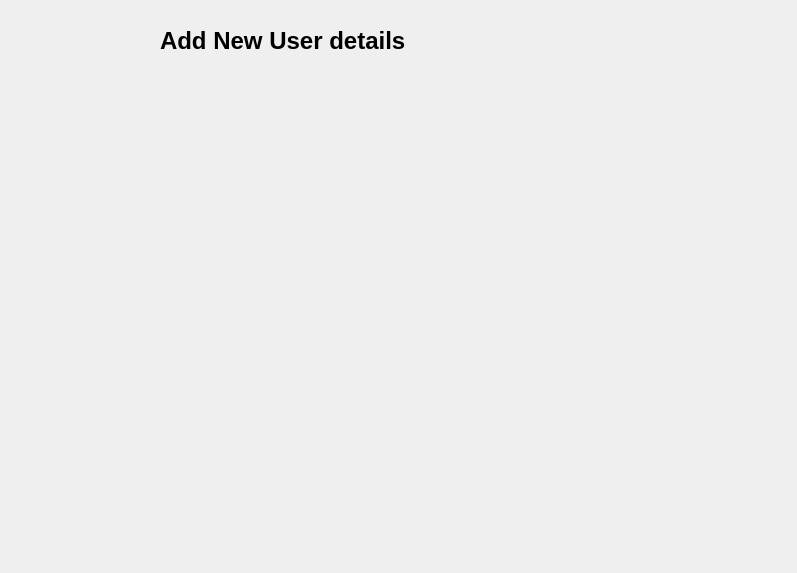
GANESHKADAM3242/Qt, file signupapp.ui: the form before one commit.
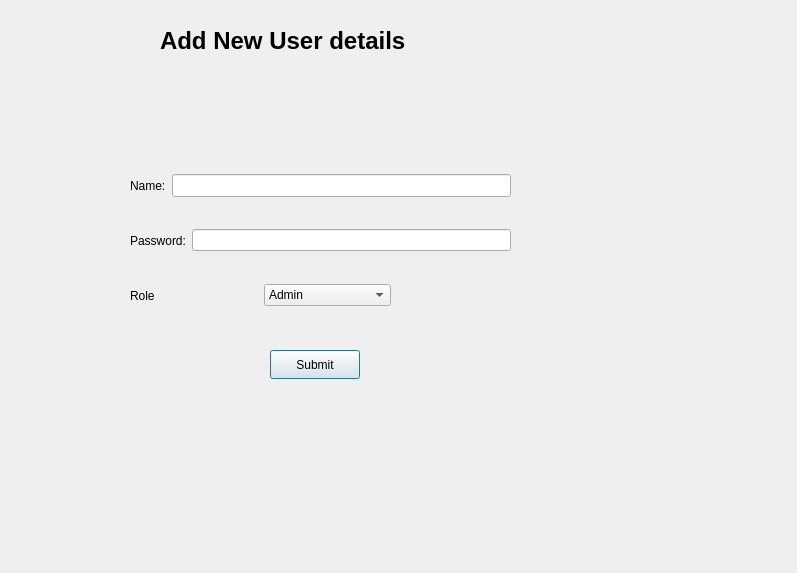
The form after the commit.

Commit message: Connected database at initialization and featch real time login from database and register new users in database

Diff of the .ui file:
```diff
--- a/signupapp.ui
+++ b/signupapp.ui
@@ -32,6 +32,119 @@
     <string>Add New User details</string>
    </property>
   </widget>
+  <widget class="QPushButton" name="submitNewUser_pushButton">
+   <property name="geometry">
+    <rect>
+     <x>270</x>
+     <y>350</y>
+     <width>90</width>
+     <height>29</height>
+    </rect>
+   </property>
+   <property name="text">
+    <string>Submit</string>
+   </property>
+  </widget>
+  <widget class="QWidget" name="">
+   <property name="geometry">
+    <rect>
+     <x>130</x>
+     <y>170</y>
+     <width>381</width>
+     <height>32</height>
+    </rect>
+   </property>
+   <layout class="QHBoxLayout" name="horizontalLayout">
+    <item>
+     <widget class="QLabel" name="label_2">
+      <property name="text">
+       <string>Name:</string>
+      </property>
+     </widget>
+    </item>
+    <item>
+     <widget class="QLineEdit" name="enterName_lineEdit">
+      <property name="font">
+       <font>
+        <pointsize>10</pointsize>
+       </font>
+      </property>
+      <property name="maxLength">
+       <number>25</number>
+      </property>
+     </widget>
+    </item>
+   </layout>
+  </widget>
+  <widget class="QWidget" name="">
+   <property name="geometry">
+    <rect>
+     <x>130</x>
+     <y>220</y>
+     <width>381</width>
+     <height>41</height>
+    </rect>
+   </property>
+   <layout class="QHBoxLayout" name="horizontalLayout_2">
+    <item>
+     <widget class="QLabel" name="label_3">
+      <property name="text">
+       <string>Password:</string>
+      </property>
+     </widget>
+    </item>
+    <item>
+     <widget class="QLineEdit" name="enterPassword_lineEdit">
+      <property name="maxLength">
+       <number>10</number>
+      </property>
+     </widget>
+    </item>
+   </layout>
+  </widget>
+  <widget class="QWidget" name="">
+   <property name="geometry">
+    <rect>
+     <x>130</x>
+     <y>270</y>
+     <width>261</width>
+     <height>51</height>
+    </rect>
+   </property>
+   <layout class="QHBoxLayout" name="horizontalLayout_3">
+    <item>
+     <widget class="QLabel" name="label_4">
+      <property name="text">
+       <string>Role</string>
+      </property>
+     </widget>
+    </item>
+    <item>
+     <widget class="QComboBox" name="selectRole_comboBox">
+      <item>
+       <property name="text">
+        <string>Admin</string>
+       </property>
+      </item>
+      <item>
+       <property name="text">
+        <string>Super Admin</string>
+       </property>
+      </item>
+      <item>
+       <property name="text">
+        <string>Service</string>
+       </property>
+      </item>
+      <item>
+       <property name="text">
+        <string>Doctor</string>
+       </property>
+      </item>
+     </widget>
+    </item>
+   </layout>
+  </widget>
  </widget>
  <resources/>
  <connections/>
```
The commit also changes 6 other files.
